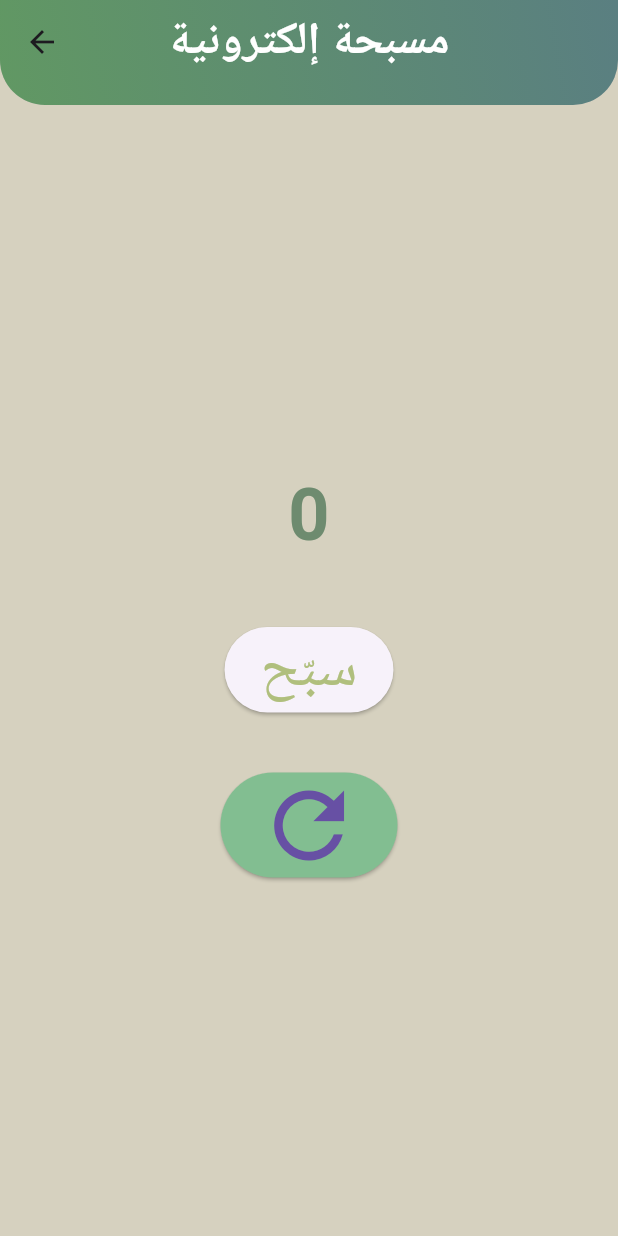
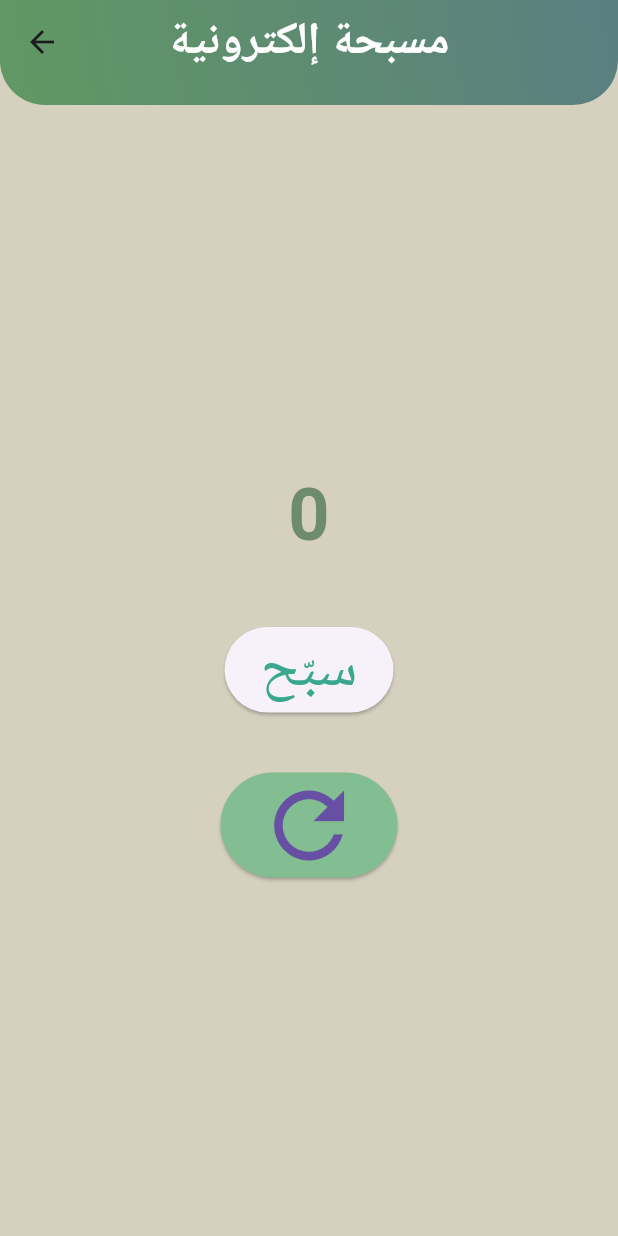
Before and after one commit to alahrithlook/Azkar_App, a Flutter app: the screen it shows after launch, after a tap on "المسبحة الاكترونية", on a phone screen of 412 x 824 dp. Run offline on Flutter 3.47's test engine with Material 3 defaults, Android fonts, the phone set to English and light mode, and no system bars; our stand-ins replace auto_size_text.

Commit message:
update final

```diff
--- a/lib/main.dart
+++ b/lib/main.dart
@@ -11,7 +11,7 @@ class MyApp extends StatelessWidget {
   Widget build(BuildContext context) {
     return MaterialApp(
       debugShowCheckedModeBanner: false,
-      title: 'أذكار المسلم',
+      title: 'أذكار الصباح والمساء',
       theme: ThemeData(
         primarySwatch: Colors.green,
       ),
--- a/lib/screens/home_page.dart
+++ b/lib/screens/home_page.dart
@@ -18,11 +18,11 @@ class _HomePageState extends State<HomePage> {
         child: ListView(
           children: [
             const UserAccountsDrawerHeader(
-              accountName: Text('الحارث عبدالله باجاحر'),
-              accountEmail: Text('alharithbj@outlook.com'),
+              accountName: Text(' عبد الله علي سالم'),
+              accountEmail: Text('abdullahlali@outlook.com'),
               currentAccountPicture: CircleAvatar(
                 backgroundColor: Color.fromARGB(255, 189, 198, 190),
-                child: Icon(Icons.person, size: 40, color: Colors.green),
+                child: Icon(Icons.person_2_outlined, size: 40, color: Colors.green),
               ),
               decoration: BoxDecoration(
                 gradient: LinearGradient(
@@ -46,7 +46,7 @@ class _HomePageState extends State<HomePage> {
               leading: const Icon(Icons.handshake),
               title: const Text('مسبحة إلكترونية'),
               onTap: () {
-                Navigator.push(
+                Navigator.push(   // دفع الى صفحة التسبيخ
                     context,
                     MaterialPageRoute(
                         builder: (context) => const TasbeehPage()));
@@ -55,12 +55,12 @@ class _HomePageState extends State<HomePage> {
             ListTile(
               leading: const Icon(Icons.settings),
               title: const Text('الإعدادات'),
-              onTap: () {},
+              onTap: () {  Navigator.pop(context);},
             ),
             ListTile(
               leading: const Icon(Icons.logout),
               title: const Text('تسجيل الخروج'),
-              onTap: () {},
+              onTap: () {  Navigator.pop(context);},
             ),
           ],
         ),
@@ -101,8 +101,8 @@ class _HomePageState extends State<HomePage> {
         ),
       ),
       body: ListView.builder(
-        itemCount: Azkar_a.length,
-        itemBuilder: (context, index) {
+        itemCount: Azkar_a.length,  //يحدد عدد العناصر في القائمة (طول مصفوفة الأذكار)
+        itemBuilder: (context, index) {  //دالة تبني كل عنصر في القائمة عندما يصبح مرئياً
           final azkar = Azkar_a[index];
 
           return Column(
@@ -133,7 +133,7 @@ class _HomePageState extends State<HomePage> {
                         ),
                       ),
                       onTap: () {
-                        Navigator.push(
+                        Navigator.push(  // دفع الى صفحة الاذكار
                           context,
                           MaterialPageRoute(
                             builder: (context) => AzkarPage(
@@ -175,7 +175,7 @@ class _HomePageState extends State<HomePage> {
               padding: const EdgeInsets.symmetric(horizontal: 20),
             ),
             onPressed: () {
-              Navigator.push(
+              Navigator.push( // دفع الى صفحة التسبيح
                 context,
                 MaterialPageRoute(builder: (context) => const TasbeehPage()),
               );
--- a/lib/screens/tasbeeh_page.dart
+++ b/lib/screens/tasbeeh_page.dart
@@ -78,7 +78,7 @@ class _TasbeehPageState extends State<TasbeehPage> {
             const SizedBox(height: 40),
             ElevatedButton(
               onPressed: _incrementCounter,
-              child: const Text('سبّح',style: TextStyle(fontSize: 40,color: Color.fromARGB(255, 176, 191, 125)),),
+              child: const Text('سبّح',style: TextStyle(fontSize: 40,color: Color.fromARGB(255, 58, 168, 142)),),
             ),
             const SizedBox(height: 40),
             ElevatedButton(
```
Also changed, not shown: lib/data/azkar_data.dart (+18 -3 lines), lib/models/azkar_model.dart (+13 -13 lines), lib/screens/azkar_page.dart (+13 -18 lines).
